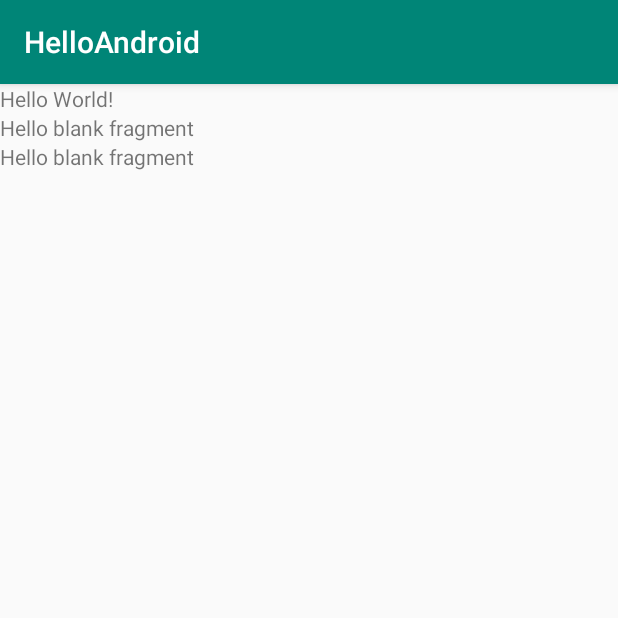
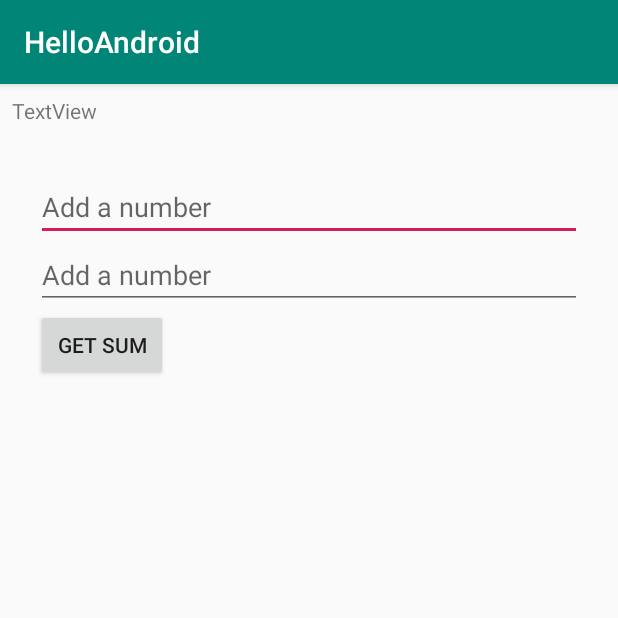
Before and after one commit to eugencutic/HelloAndroid, an Android app: the screen it shows after launch (DynamicActivity before the commit, ListenerActivity after it), on a phone screen of 412 x 824 dp, the top half of it. Run offline under Robolectric (Android 15) with nearby library versions, the phone set to English and light mode, and no system bars.

Commit message:
fragment communication using listeners

```diff
--- a/app/src/main/AndroidManifest.xml
+++ b/app/src/main/AndroidManifest.xml
@@ -12,7 +12,7 @@
         android:roundIcon="@mipmap/ic_launcher_round"
         android:supportsRtl="true"
         android:theme="@style/AppTheme">
-        <activity android:name=".week_6.DynamicActivity">
+        <activity android:name=".week_6.ListenerActivity">
             <intent-filter>
                 <action android:name="android.intent.action.MAIN" />
 
@@ -29,7 +29,8 @@
         <activity android:name=".week_5.FunnyActivity" />
         <activity android:name=".week_5.SecondActivity" />
         <activity android:name=".week_5.PhotosPicassoActivity" />
-        <activity android:name=".week_6.StaticFragmentActivity"></activity>
+        <activity android:name=".week_6.StaticFragmentActivity" />
+        <activity android:name=".week_6.DynamicActivity"></activity>
     </application>
 
 </manifest>
--- /dev/null
+++ b/app/src/main/java/com/cutic/eugen/helloandroid/week_6/ListenerActivity.java
@@ -0,0 +1,35 @@
+package com.cutic.eugen.helloandroid.week_6;
+
+import android.support.v7.app.AppCompatActivity;
+import android.os.Bundle;
+import android.widget.TextView;
+
+import com.cutic.eugen.helloandroid.R;
+
+public class ListenerActivity extends AppCompatActivity implements MyListener {
+
+    private TextView mTextViewSum;
+
+    @Override
+    protected void onCreate(Bundle savedInstanceState) {
+        super.onCreate(savedInstanceState);
+        setContentView(R.layout.activity_listener);
+
+        initView();
+        initFragment();
+    }
+
+    private void initView() {
+        mTextViewSum = findViewById(R.id.text_view_sum);
+    }
+
+    private void initFragment() {
+        SumFragment sumFragment = new SumFragment();
+        getSupportFragmentManager().beginTransaction().replace(R.id.container_frame_listener, sumFragment).commit();
+    }
+
+    @Override
+    public void addTwoNumbers(int a, int b) {
+        mTextViewSum.setText("Sum is: " + (a + b));
+    }
+}
--- /dev/null
+++ b/app/src/main/java/com/cutic/eugen/helloandroid/week_6/MyListener.java
@@ -0,0 +1,5 @@
+package com.cutic.eugen.helloandroid.week_6;
+
+public interface MyListener {
+    void addTwoNumbers(int a, int b);
+}
--- /dev/null
+++ b/app/src/main/java/com/cutic/eugen/helloandroid/week_6/SumFragment.java
@@ -0,0 +1,62 @@
+package com.cutic.eugen.helloandroid.week_6;
+
+
+import android.os.Bundle;
+import android.support.v4.app.Fragment;
+import android.view.LayoutInflater;
+import android.view.View;
+import android.view.ViewGroup;
+import android.widget.Button;
+import android.widget.EditText;
+
+import com.cutic.eugen.helloandroid.R;
+
+/**
+ * A simple {@link Fragment} subclass.
+ */
+public class SumFragment extends Fragment {
+
+    private EditText mEditTextNumber1;
+    private EditText mEditTextNumber2;
+    private Button mButtonSum;
+
+    public SumFragment() {
+        // Required empty public constructor
+    }
+
+
+    @Override
+    public View onCreateView(LayoutInflater inflater, ViewGroup container,
+                             Bundle savedInstanceState) {
+        View view = inflater.inflate(R.layout.fragment_sum, container, false);
+
+        initView(view);
+
+        return view;
+    }
+
+    private void initView(View view) {
+        mEditTextNumber1 = view.findViewById(R.id.edit_text_sum_number1);
+        mEditTextNumber2 = view.findViewById(R.id.edit_text_sum_number2);
+        mButtonSum = view.findViewById(R.id.button_sum);
+
+        mButtonSum.setOnClickListener(new View.OnClickListener() {
+            @Override
+            public void onClick(View v) {
+                sendData();
+            }
+        });
+    }
+
+    private void sendData() {
+        String number1String = mEditTextNumber1.getText().toString();
+        int number1 = Integer.parseInt(number1String);
+
+        String number2String = mEditTextNumber2.getText().toString();
+        int number2 = Integer.parseInt(number2String);
+
+        MyListener myListener = (MyListener) getActivity();
+        myListener.addTwoNumbers(number1, number2);
+    }
+
+}
--- /dev/null
+++ b/app/src/main/res/layout/activity_listener.xml
@@ -0,0 +1,37 @@
+<?xml version="1.0" encoding="utf-8"?>
+<android.support.constraint.ConstraintLayout xmlns:android="http://schemas.android.com/apk/res/android"
+    xmlns:app="http://schemas.android.com/apk/res-auto"
+    xmlns:tools="http://schemas.android.com/tools"
+    android:layout_width="match_parent"
+    android:layout_height="match_parent"
+    tools:context=".week_6.ListenerActivity">
+
+    <TextView
+        android:id="@+id/text_view_sum"
+        android:layout_width="0dp"
+        android:layout_height="wrap_content"
+        android:layout_marginStart="8dp"
+        android:layout_marginTop="8dp"
+        android:layout_marginEnd="8dp"
+        android:layout_marginBottom="8dp"
+        android:text="TextView"
+        app:layout_constraintBottom_toTopOf="@+id/container_frame_listener"
+        app:layout_constraintEnd_toEndOf="parent"
+        app:layout_constraintStart_toStartOf="parent"
+        app:layout_constraintTop_toTopOf="parent" />
+
+    <FrameLayout
+        android:id="@+id/container_frame_listener"
+        android:layout_width="0dp"
+        android:layout_height="0dp"
+        android:layout_marginStart="8dp"
+        android:layout_marginTop="8dp"
+        android:layout_marginEnd="8dp"
+        android:layout_marginBottom="8dp"
+        app:layout_constraintBottom_toBottomOf="parent"
+        app:layout_constraintEnd_toEndOf="parent"
+        app:layout_constraintStart_toStartOf="parent"
+        app:layout_constraintTop_toBottomOf="@+id/text_view_sum">
+
+    </FrameLayout>
+</android.support.constraint.ConstraintLayout>
--- a/app/src/main/res/layout/fragment_blank.xml
+++ b/app/src/main/res/layout/fragment_blank.xml
@@ -8,13 +8,10 @@
 
     <!-- TODO: Update blank fragment layout -->
     <TextView
+        android:id="@+id/text_view_is_odd_or_even"
         android:layout_width="match_parent"
         android:layout_height="wrap_content"
-        android:text="@string/hello_blank_fragment" />
-
-    <TextView
-        android:layout_width="match_parent"
-        android:layout_height="wrap_content"
+        android:padding="@dimen/space_M"
         android:text="@string/hello_blank_fragment" />
 
 </LinearLayout>
--- /dev/null
+++ b/app/src/main/res/layout/fragment_sum.xml
@@ -0,0 +1,28 @@
+<?xml version="1.0" encoding="utf-8"?>
+<LinearLayout xmlns:android="http://schemas.android.com/apk/res/android"
+    xmlns:tools="http://schemas.android.com/tools"
+    android:layout_width="match_parent"
+    android:layout_height="wrap_content"
+    android:orientation="vertical"
+    android:padding="@dimen/space_M"
+    tools:context=".week_6.SumFragment">
+
+    <!-- TODO: Update blank fragment layout -->
+    <EditText
+        android:id="@+id/edit_text_sum_number1"
+        android:layout_width="match_parent"
+        android:layout_height="wrap_content"
+        android:hint="@string/add_a_number" />
+    <EditText
+        android:id="@+id/edit_text_sum_number2"
+        android:layout_width="match_parent"
+        android:layout_height="wrap_content"
+        android:hint="@string/add_a_number" />
+
+    <Button
+        android:id="@+id/button_sum"
+        android:layout_width="wrap_content"
+        android:layout_height="wrap_content"
+        android:text="@string/get_sum"/>
+
+</LinearLayout>
--- a/app/src/main/res/values/strings.xml
+++ b/app/src/main/res/values/strings.xml
@@ -30,5 +30,8 @@
 
     <!-- TODO: Remove or change this placeholder text -->
     <string name="hello_blank_fragment">Hello blank fragment</string>
+    <string name="add_a_number">Add a number</string>
+    <string name="send">SEND</string>
+    <string name="get_sum">Get sum</string>
 
 </resources>
```
Also changed, not shown: app/src/main/java/com/cutic/eugen/helloandroid/week_6/BlankFragment.java (+26 -2 lines), app/src/main/java/com/cutic/eugen/helloandroid/week_6/DynamicActivity.java (+34 -3 lines), app/src/main/res/layout/activity_dynamic.xml (+20 -3 lines).
